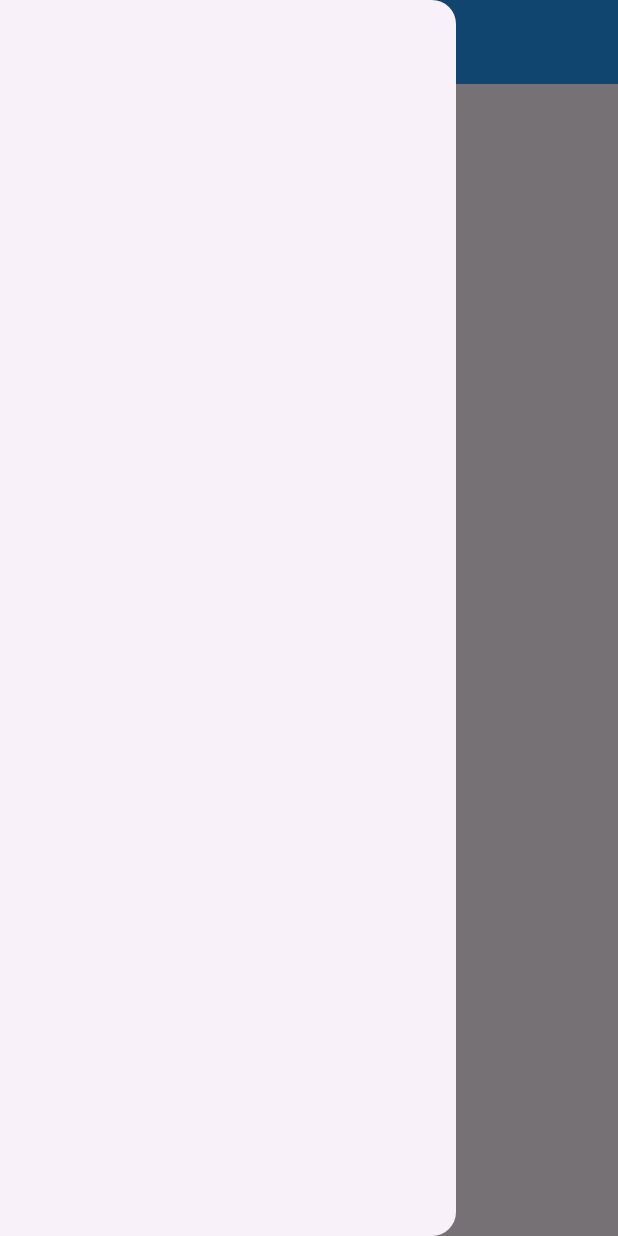
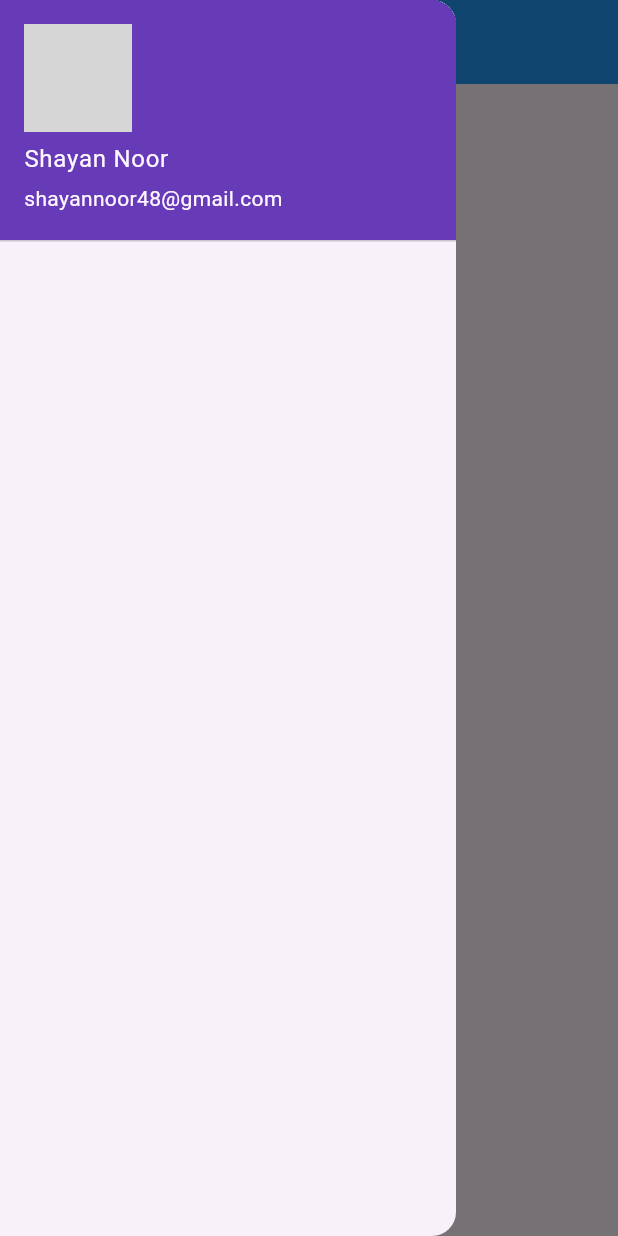
Before and after one commit to shayan-noor3060/demo_project, a Flutter app: the screen it shows after launch, with the side drawer open, on a phone screen of 412 x 824 dp. Run offline on Flutter 3.47's test engine with Material 3 defaults, Android fonts, the phone set to English and light mode, and no system bars; network calls fail; grey boxes are pictures that could not be loaded.

Commit message:
add useraccountdrawerheader

```diff
--- a/lib/home_screen.dart
+++ b/lib/home_screen.dart
@@ -1,5 +1,6 @@
 import 'package:flutter/material.dart';
 import 'package:demo/second_screen.dart';
+
 class HomeScreen extends StatefulWidget {
   const HomeScreen({super.key});
 
@@ -16,11 +17,30 @@ class _HomeScreenState extends State<HomeScreen> {
         title: const Text('Home Screen'),
       ),
       drawer: Drawer(
-
+        child: ListView(
+          children: const [
+            UserAccountsDrawerHeader(
+                decoration: BoxDecoration(
+                  color: Colors.deepPurple,
+                ),
+                currentAccountPicture: CircleAvatar(
+                  backgroundImage: NetworkImage(
+                      'https://flutter.github.io/assets-for-api-docs/assets/widgets/owl-2.jpg'),
+                ),
+                accountName: Text('Shayan Noor'),
+                accountEmail: Text('shayannoor48@gmail.com')),
+            ListTile()
+          ],
+        ),
       ),
       body: Column(
         children: [
-          TextButton(onPressed: (){Navigator.push(context, MaterialPageRoute(builder: (context) => SecondScreen()));}, child: Text('Home Screen'))
+          TextButton(
+              onPressed: () {
+                Navigator.push(context,
+                    MaterialPageRoute(builder: (context) => SecondScreen()));
+              },
+              child: Text('Home Screen'))
         ],
       ),
     );
```
